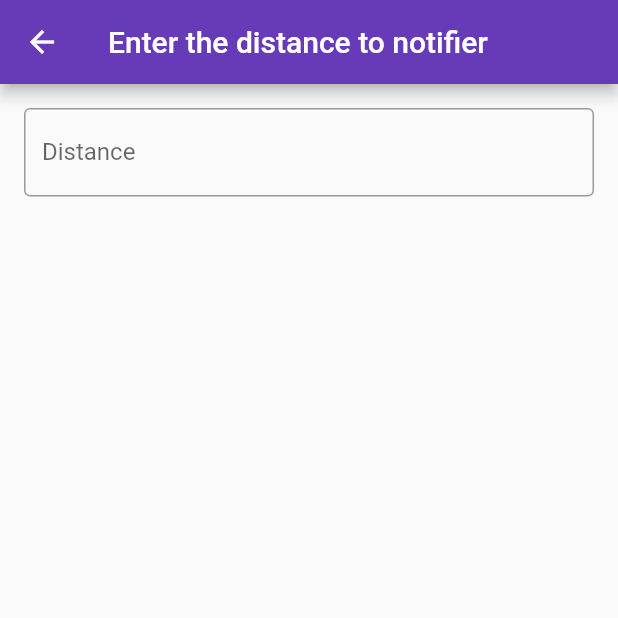
After one commit to cleitonmonteiro/mobile-pipeline, a Flutter app: the DistanceNotifierFormScreen screen opened directly, on a phone screen of 412 x 824 dp, the top half of it. The commit adds this screen. Run offline on Flutter 3.47's test engine with Material 2 defaults, Android fonts, the phone set to English and light mode, and no system bars; drawn by our look-alikes of overlay_support; our stand-ins replace firebase_core, firebase_messaging; accounts and stored records are empty; generated files the repository leaves out were written again.

Commit message:
Starting handle subs creation

```diff
--- /dev/null
+++ b/demo_client/lib/screen/distance_notifier_form_screen.dart
@@ -0,0 +1,52 @@
+import 'package:demo_client/screen/home_screen.dart';
+import 'package:flutter/material.dart';
+
+class DistanceNotifierFormScreen extends StatefulWidget {
+  const DistanceNotifierFormScreen({Key? key}) : super(key: key);
+
+  @override
+  State<DistanceNotifierFormScreen> createState() =>
+      _DistanceNotifierFormScreenState();
+}
+
+class _DistanceNotifierFormScreenState
+    extends State<DistanceNotifierFormScreen> {
+  double distance = 0;
+
+  handleConfirm() async {
+    // TODO: get the current position and send to server all the data
+    // Navigator.push(context, MaterialPageRoute(builder: (context) {
+    //   return const HomePage();
+    // }));
+  }
+
+  @override
+  Widget build(BuildContext context) {
+    return Scaffold(
+      appBar: AppBar(
+        title: const Text("Enter the distance to notifier"),
+      ),
+      body: Center(
+        child: Column(
+          mainAxisAlignment: MainAxisAlignment.start,
+          children: <Widget>[
+            Padding(
+              padding: const EdgeInsets.all(16),
+              child: TextField(
+                keyboardType: TextInputType.number,
+                decoration: const InputDecoration(
+                  border: OutlineInputBorder(),
+                  hintText: 'Distance',
+                  label: Text('Distance'),
+                ),
+                onChanged: (value) {
+                  distance = double.parse(value);
+                },
+              ),
+            ),
+          ],
+        ),
+      ), // This trailing comma makes auto-formatting nicer for build methods.
+    );
+  }
+}
--- /dev/null
+++ b/demo_client/lib/utils/url.dart
@@ -0,0 +1,6 @@
+class Url {
+  static const baseUrl = "http://192.168.0.4:3000";
+
+  static const login = '$baseUrl/login';
+  static const mobiles = '$baseUrl/mobiles';
+}
--- a/demo_client/pubspec.yaml
+++ b/demo_client/pubspec.yaml
@@ -36,6 +36,8 @@ dependencies:
   firebase_messaging: ^11.2.3
   firebase_core: ^1.10.5
   overlay_support: ^1.2.1
+  http: ^0.13.4
+  provider: ^6.0.1
 
 dev_dependencies:
   flutter_test:
```
Also changed, not shown: demo_client/lib/main.dart (+10 -3 lines), demo_client/lib/model/mobile.dart (added, +17 -0 lines), demo_client/lib/model/user.dart (added, +21 -0 lines), demo_client/lib/provider/app.dart (added, +29 -0 lines), demo_client/lib/screen/login_screen.dart (renamed from demo_client/lib/widgets/login_screen.dart, +30 -14 lines), demo_client/lib/screen/mobile_form_screen.dart (added, +90 -0 lines), demo_client/lib/service/api.dart (added, +37 -0 lines), demo_client/lib/screen/home_screen.dart (renamed from demo_client/lib/widgets/home_screen.dart), demo_client/pubspec.lock.
